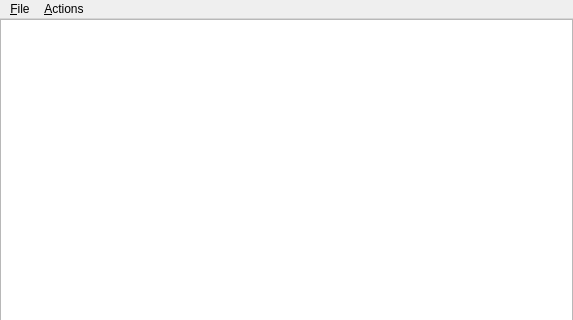
Qt form Qt/forms/mainwindow.ui (KjMag/XKMLGen) before a commit; both pictures show x 0 to 573 and y 0 to 320 of the 573 by 468 pixel window.
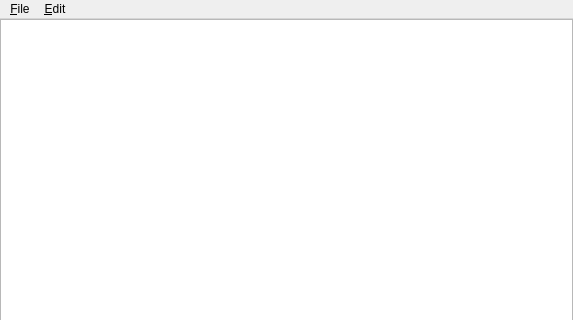
The same form after that commit.

What changed in the file:
```diff
--- a/Qt/forms/mainwindow.ui
+++ b/Qt/forms/mainwindow.ui
@@ -66,9 +66,9 @@
     </property>
     <addaction name="exitAction"/>
    </widget>
-   <widget class="QMenu" name="actionsMenu">
+   <widget class="QMenu" name="editMenu">
     <property name="title">
-     <string>&amp;Actions</string>
+     <string>&amp;Edit</string>
     </property>
     <addaction name="insertRowAction"/>
     <addaction name="insertColumnAction"/>
@@ -79,7 +79,7 @@
     <addaction name="insertChildAction"/>
    </widget>
    <addaction name="fileMenu"/>
-   <addaction name="actionsMenu"/>
+   <addaction name="editMenu"/>
   </widget>
   <widget class="QStatusBar" name="statusbar"/>
   <action name="exitAction">
```
Left out of the diff: 12 changed lines with no effect on the pictures.
